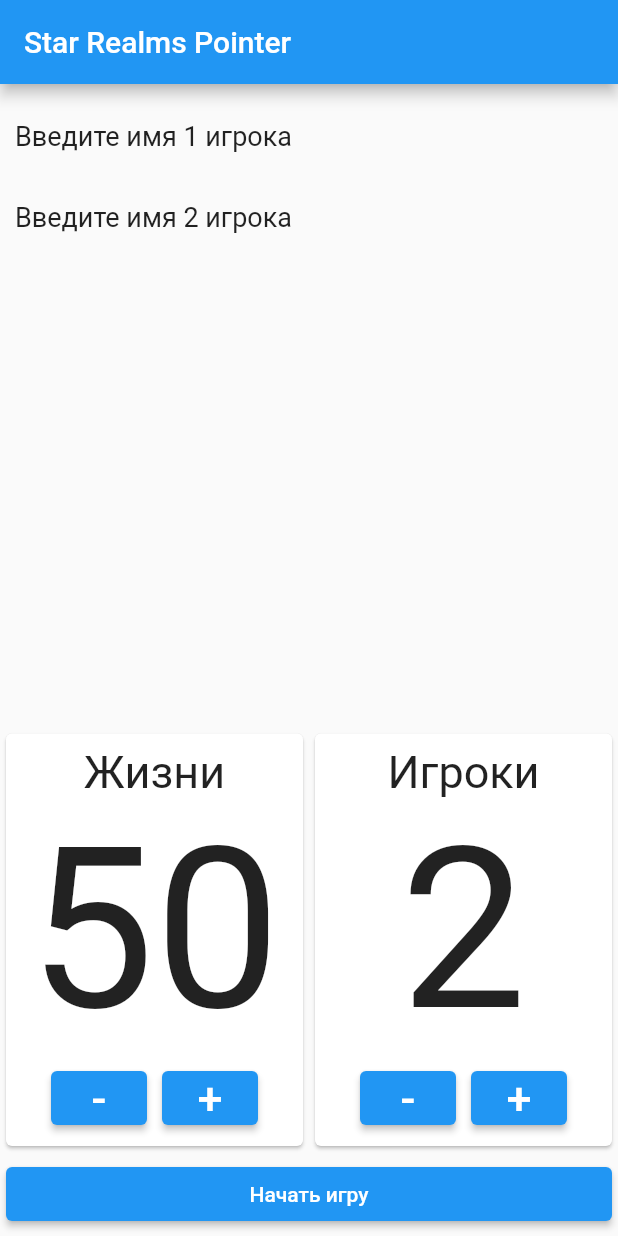
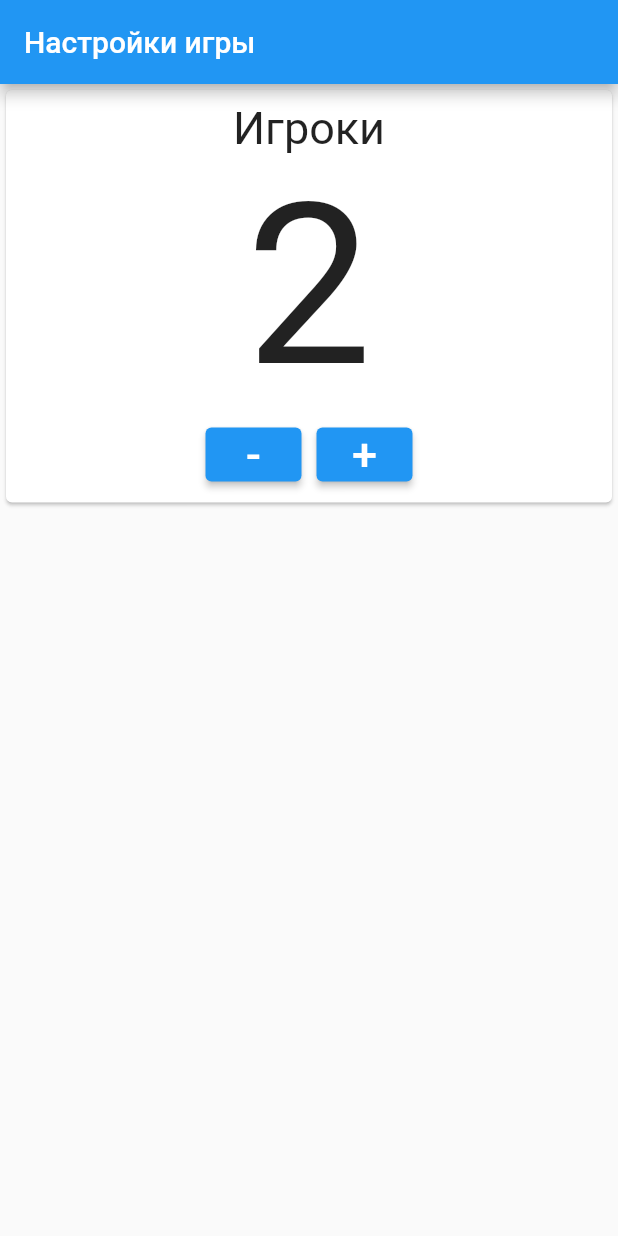
Before and after one commit to Nikkitik/point_tracker_star_realms, a Flutter app: the screen it shows after launch, on a phone screen of 412 x 824 dp. Run offline on Flutter 3.47's test engine with Material 2 defaults, Android fonts, the phone set to English and light mode, and no system bars; our stand-ins replace flutter_bloc.

Commit message:
создал карточку юзера

```diff
--- a/lib/main.dart
+++ b/lib/main.dart
@@ -1,8 +1,5 @@
 import 'package:flutter/material.dart';
-import 'package:flutter_bloc/flutter_bloc.dart';
-import 'package:point_tracker_star_realms/util/counter_event.dart';
-import 'package:point_tracker_star_realms/widget/start_card.dart';
-import 'package:point_tracker_star_realms/widget/user_list.dart';
+import 'package:point_tracker_star_realms/settings/presentation/screen/settings_screen.dart';
 
 void main() => runApp(MyPointer());
 
@@ -26,42 +23,35 @@ class _MyPointerState extends State<MyPointer> {
   Widget build(BuildContext context) {
     return MaterialApp(
       title: 'Star Realms Pointer',
-      home: Scaffold(
-        appBar: AppBar(
-          title: Text('Star Realms Pointer'),
-        ),
-        body: BlocProvider(
-          create: (_) => ListUserCubit(),
-          child: Column(crossAxisAlignment: CrossAxisAlignment.stretch, children: [
-            Expanded(
-              child: UserListWidget(),
-            ),
-            Row(children: [
-              Expanded(
-                child: StartCardWidget(
-                  value: _healthCount,
-                  title: _healthTitle,
-                  needProvider: false,
-                ),
-              ),
-              Expanded(
-                child: StartCardWidget(
-                  value: _userCount,
-                  title: _userTitle,
-                  needProvider: true,
-                ),
-              ),
-            ]),
-            Padding(
-              padding: const EdgeInsets.all(4.0),
-              child: ElevatedButton(
-                onPressed: () {},
-                child: Text('Начать игру'),
-              ),
-            ),
-          ]),
-        ),
-      ),
+      home: SettingsScreen(),
+        //     Column(crossAxisAlignment: CrossAxisAlignment.stretch, children: [
+        //   // Expanded(
+        //   //   child: UserListWidget(),
+        //   // ),
+        //   Row(children: [
+        //     Expanded(
+        //       child: StartCardWidget(
+        //         value: _healthCount,
+        //         title: _healthTitle,
+        //         needProvider: false,
+        //       ),
+        //     ),
+        //     Expanded(
+        //       child: StartCardWidget(
+        //         value: _userCount,
+        //         title: _userTitle,
+        //         needProvider: true,
+        //       ),
+        //     ),
+        //   ]),
+        //   Padding(
+        //     padding: const EdgeInsets.all(4.0),
+        //     child: ElevatedButton(
+        //       onPressed: () {},
+        //       child: Text('Начать игру'),
+        //     ),
+        //   ),
+        // ]),
     );
   }
 }
--- /dev/null
+++ b/lib/model/user.dart
@@ -0,0 +1,24 @@
+class UserInfo {
+  int _userCount = 0;
+  late List<String> _userList = _getStartUserList();
+
+  UserInfo(int count) {
+    this._userCount = count;
+  }
+
+  List<String> _getStartUserList() {
+    List<String> list = <String>[];
+
+    for (int i = 0; i < _userCount; i++) {
+      list.add('Введите имя ${(i + 1).toString()} игрока');
+    }
+
+    this._userList = list;
+
+    return list;
+  }
+
+  int get listLength => _userList.length;
+
+  String getUserInfo(int index) => _userList[index];
+}
--- /dev/null
+++ b/lib/settings/domain/bloc/settings_user_cubit.dart
@@ -0,0 +1,16 @@
+import 'package:flutter_bloc/flutter_bloc.dart';
+import 'package:point_tracker_star_realms/settings/domain/models/settings_user_info.dart';
+
+class SettingsUserCubit extends Cubit<SettingsUserInfo> {
+  SettingsUserCubit(int userCount) : super(SettingsUserInfo(count: userCount));
+
+  void decreaseUserInfo() {
+    int newCount = state.count - 1;
+    emit(SettingsUserInfo(count: newCount));
+  }
+
+  void increaseUserInfo() {
+    int newCount = state.count + 1;
+    emit(SettingsUserInfo(count: newCount));
+  }
+}
--- /dev/null
+++ b/lib/settings/domain/models/settings_user_info.dart
@@ -0,0 +1,8 @@
+class SettingsUserInfo {
+  SettingsUserInfo({required this.count}) : super();
+
+  final int count;
+  final String title = 'Игроки';
+
+  bool enabledDecreaseButton() => count > 1;
+}
--- /dev/null
+++ b/lib/settings/presentation/screen/settings_screen.dart
@@ -0,0 +1,21 @@
+import 'package:flutter/material.dart';
+import 'package:flutter_bloc/flutter_bloc.dart';
+import 'package:point_tracker_star_realms/settings/domain/bloc/settings_user_cubit.dart';
+import 'package:point_tracker_star_realms/settings/presentation/widget/settings_user_card.dart';
+
+class SettingsScreen extends StatelessWidget {
+  const SettingsScreen({Key? key}) : super(key: key);
+
+  @override
+  Widget build(BuildContext context) {
+    return Scaffold(
+      appBar: AppBar(
+        title: Text('Настройки игры'),
+      ),
+      body: BlocProvider(
+        create: (_) => SettingsUserCubit(2),
+        child: SettingsUserCard(),
+      ),
+    );
+  }
+}
--- /dev/null
+++ b/lib/settings/presentation/widget/settings_user_card.dart
@@ -0,0 +1,69 @@
+import 'package:flutter/material.dart';
+import 'package:flutter_bloc/flutter_bloc.dart';
+import 'package:point_tracker_star_realms/settings/domain/bloc/settings_user_cubit.dart';
+import 'package:point_tracker_star_realms/settings/domain/models/settings_user_info.dart';
+
+class SettingsUserCard extends StatelessWidget {
+  SettingsUserCard({Key? key}) : super(key: key);
+
+  @override
+  Widget build(BuildContext context) {
+    return BlocBuilder<SettingsUserCubit, SettingsUserInfo>(
+      builder: (context, userInfo) {
+        return Card(
+          child: Padding(
+            padding: const EdgeInsets.all(8.0),
+            child: Column(
+              mainAxisSize: MainAxisSize.min,
+              children: [
+                Text(
+                  userInfo.title,
+                  style: TextStyle(
+                    fontSize: 30,
+                  ),
+                ),
+                Text(
+                  userInfo.count.toString(),
+                  style: TextStyle(
+                    fontSize: 150,
+                  ),
+                ),
+                Row(
+                  mainAxisAlignment: MainAxisAlignment.center,
+                  children: [
+                    ElevatedButton(
+                      onPressed: userInfo.enabledDecreaseButton()
+                          ? () => context
+                              .read<SettingsUserCubit>()
+                              .decreaseUserInfo()
+                          : null,
+                      child: Text(
+                        '-',
+                        style: TextStyle(
+                          fontSize: 30,
+                        ),
+                      ),
+                    ),
+                    SizedBox(
+                      width: 10,
+                    ),
+                    ElevatedButton(
+                      onPressed: () =>
+                          context.read<SettingsUserCubit>().increaseUserInfo(),
+                      child: Text(
+                        '+',
+                        style: TextStyle(
+                          fontSize: 30,
+                        ),
+                      ),
+                    ),
+                  ],
+                ),
+              ],
+            ),
+          ),
+        );
+      },
+    );
+  }
+}
```
